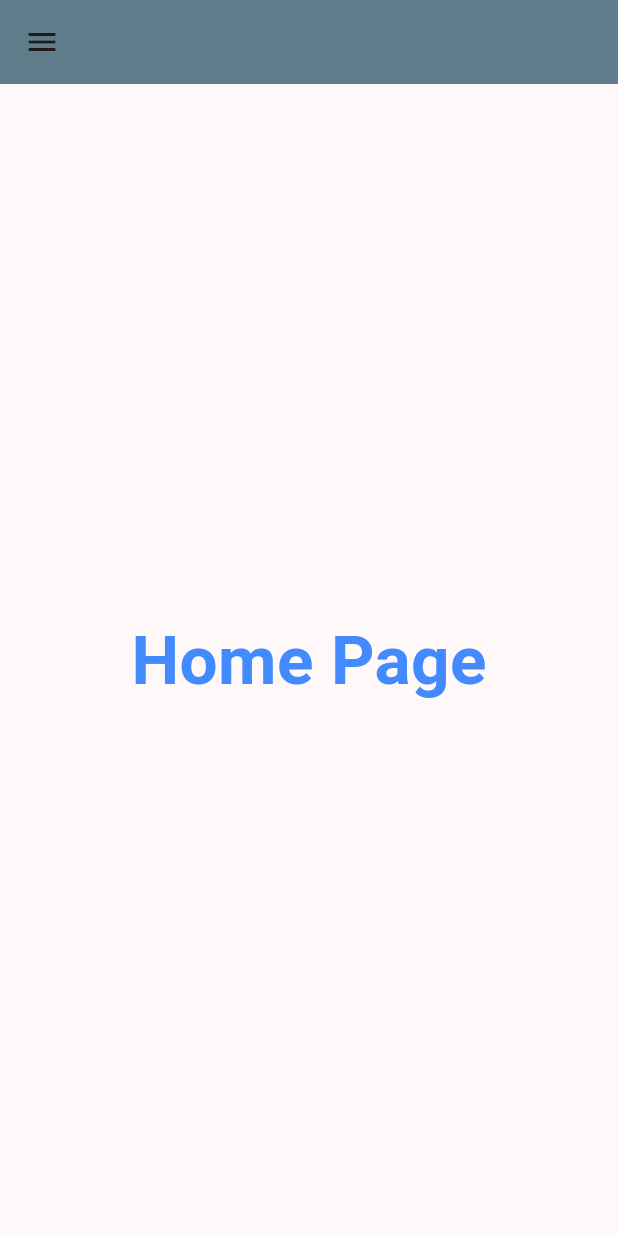
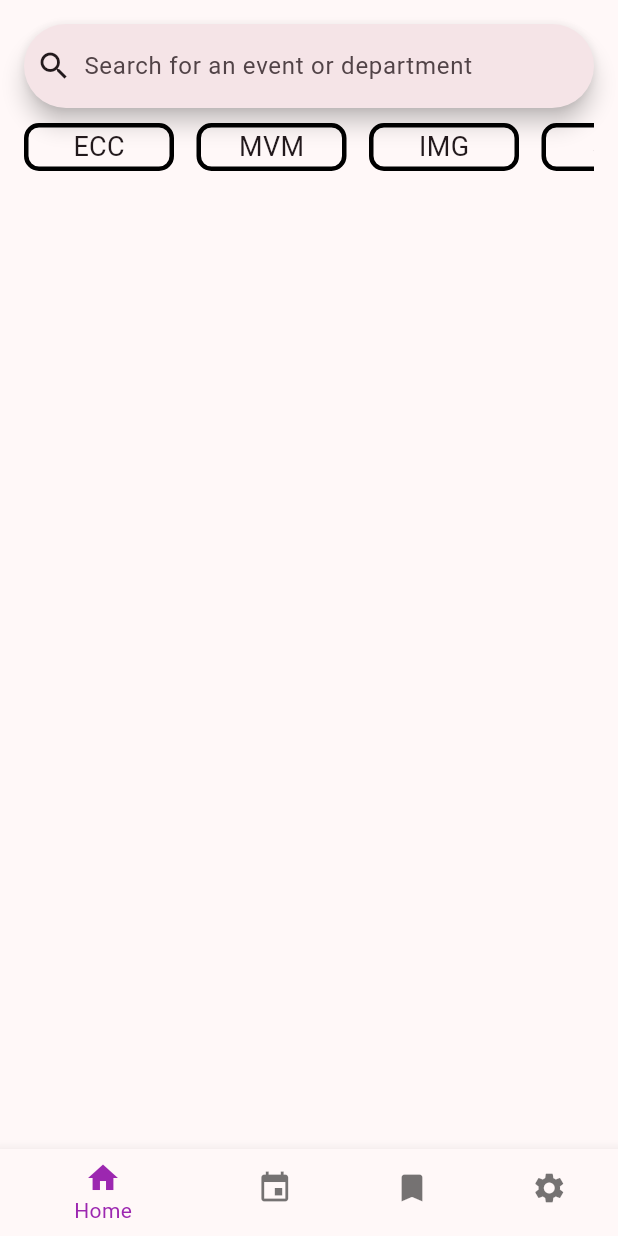
Before and after one commit to Kritiin5/seproject, a Flutter app: the HomePage screen opened by its route, on a phone screen of 412 x 824 dp. Run offline on Flutter 3.47's test engine with Material 3 defaults, Android fonts, the phone set to English and light mode, and no system bars; our stand-ins replace pin_code_fields.

Commit message:
search & bottom navbar

```diff
--- a/lib/home_page.dart
+++ b/lib/home_page.dart
@@ -1,29 +1,189 @@
 // ignore_for_file: prefer_const_constructors
 
+// import 'dart:html';
+
 import 'package:flutter/material.dart';
+import 'package:seproject/routes.dart';
+import 'package:seproject/user_functions.dart';
 
+class HomePage extends StatefulWidget {
+  const HomePage({Key? key}) : super(key: key);
 
-class HomePage extends StatelessWidget {
-  const HomePage({super.key});
+  @override
+  State<HomePage> createState() => _HomePageState();
+}
+
+class _HomePageState extends State<HomePage> {
+  Widget departmentsList() {
+    // use ListView.buildera() instead of row
+    return Row(
+      mainAxisAlignment: MainAxisAlignment.spaceAround,
+      children: [
+        SizedBox(height: 10),
+        addDepartmentTiles("ECC"),
+        SizedBox(width: 15),
+        addDepartmentTiles("MVM"),
+        SizedBox(width: 15),
+        addDepartmentTiles("IMG"),
+        SizedBox(width: 15),
+        addDepartmentTiles("SSL"),
+      ],
+    );
+  }
+
+  Widget eventsList(BuildContext context) {
+    return SizedBox(
+        height: MediaQuery.of(context).size.height * 0.73,
+        child: ListView.builder(
+            scrollDirection: Axis.vertical,
+            itemCount: 5, // to be made dynamic
+            itemBuilder: (BuildContext context, int index) {
+              return Card(
+                margin: EdgeInsets.all(0),
+                child: SingleChildScrollView(
+                  child: Column(
+                    mainAxisSize: MainAxisSize.min,
+                    children: [
+                      Image.asset(
+                        "assets/images/demo_event.webp",
+                        fit: BoxFit.scaleDown,
+                        width: 400,
+                      ),
+                      Row(
+                        mainAxisAlignment: MainAxisAlignment.spaceAround,
+                        children: [
+                          Text("Talent Search",
+                              style: TextStyle(fontWeight: FontWeight.bold)),
+                          Text("ECC, WPA",
+                              style: TextStyle(fontWeight: FontWeight.w400)),
+                        ],
+                      ),
+                      Row(
+                          mainAxisAlignment: MainAxisAlignment.spaceAround,
+                          children: [
+                            Text("Points: 3"),
+                            TextButton(
+                              onPressed: () {
+                                // navigate to the ticket booking screen
+                              },
+                              child: Text("Book Ticket"),
+                            )
+                          ]),
+                    ],
+                  ),
+                ),
+              );
+            }));
+
+    // return Container(
+    //     child: Padding(
+    //         padding: EdgeInsets.symmetric(horizontal: 20),
+    //         child: Column(
+    //           children: [
+    //             Image.asset("assets/images/demo_event.webp"),
+    //             Row(
+    //               mainAxisAlignment: MainAxisAlignment.spaceAround,
+    //               children: [
+    //                 Text("Talent Search",
+    //                     style: TextStyle(fontWeight: FontWeight.bold)),
+    //                 Text("ECC, WPA",
+    //                     style: TextStyle(fontWeight: FontWeight.w300)),
+    //               ],
+    //             ),
+    //             SizedBox(
+    //               height: 10,
+    //             )
+    //           ],
+    //         )));
+    // return SizedBox(
+    //     height: MediaQuery.of(context).size.height,
+    //     child: ListView.builder(
+    //       scrollDirection: Axis.vertical,
+    //       itemCount: 10, // to be made dynamic
+    //       itemBuilder: (BuildContext context, int index) {
+    //         return Container(
+    //             child: Column(
+    //           children: [
+    //             Image.asset("assets/images/demo_event.webp"),
+    //             Row(
+    //               mainAxisAlignment: MainAxisAlignment.spaceAround,
+    //               children: [
+    //                 Text("Talent Search",
+    //                     style: TextStyle(fontWeight: FontWeight.bold)),
+    //                 Text("ECC, WPA",
+    //                     style: TextStyle(fontWeight: FontWeight.w300)),
+    //               ],
+    //             ),
+    //             SizedBox(height: 10,)
+    //           ],
+    //         ));
+    //       },
+    //     ));
+  }
+
+  int iconIndex = 0;
+  void onNavBarTap(int index) {
+    setState(() {
+      iconIndex = index;
+    });
+    switch (index) {
+      case 0:
+        // Navigate to Home Page
+        Navigator.pushReplacementNamed(context, Routes.homePage);
+
+        break;
+      case 1:
+        // Navigate to Events Page
+        Navigator.pushReplacementNamed(context, Routes.departments);
+        break;
+    }
+  }
 
   @override
   Widget build(BuildContext context) {
     return Scaffold(
-      appBar: AppBar(
-        // title: Text("Navigation Bar"),
-        backgroundColor: Colors.blueGrey,
-      ),
-      body: Center(
-        child: Text(
-          "Home Page",
-          style: TextStyle(
-            fontSize: 45,
-            color: Colors.blueAccent,
-            fontWeight: FontWeight.bold,
+      body: SafeArea(
+          child: Padding(
+              padding: const EdgeInsets.all(16),
+              child: Center(
+                  child: Column(
+                children: [
+                  SearchBar(
+                    hintText: "Search for an event or department",
+                    leading: Icon(Icons.search),
+                  ),
+                  SizedBox(height: 10),
+                  SingleChildScrollView(
+                      scrollDirection: Axis.horizontal,
+                      child: departmentsList()),
+                  SizedBox(height: 20),
+                  // SingleChildScrollView(
+                  //   child: eventsList(context),
+                  // )
+                ],
+              )))),
+      bottomNavigationBar: navbar(context, onNavBarTap, iconIndex),
+    );
+  }
+
+  Widget addDepartmentTiles(departmentName) {
+    return InkWell(
+      onTap: () {
+        // Navigator.pushNamed(context, "/department_list");
+      },
+      child: Container(
+          // height: 30,
+          width: 100,
+          decoration: BoxDecoration(
+            border: Border.all(width: 3),
+            borderRadius: BorderRadius.circular(10),
           ),
-        ),
-      ),
-      drawer: Drawer(),
+          child: Center(
+            child: Text(
+              departmentName,
+              style: TextStyle(fontSize: 18),
+            ),
+          )),
     );
   }
 }
```
